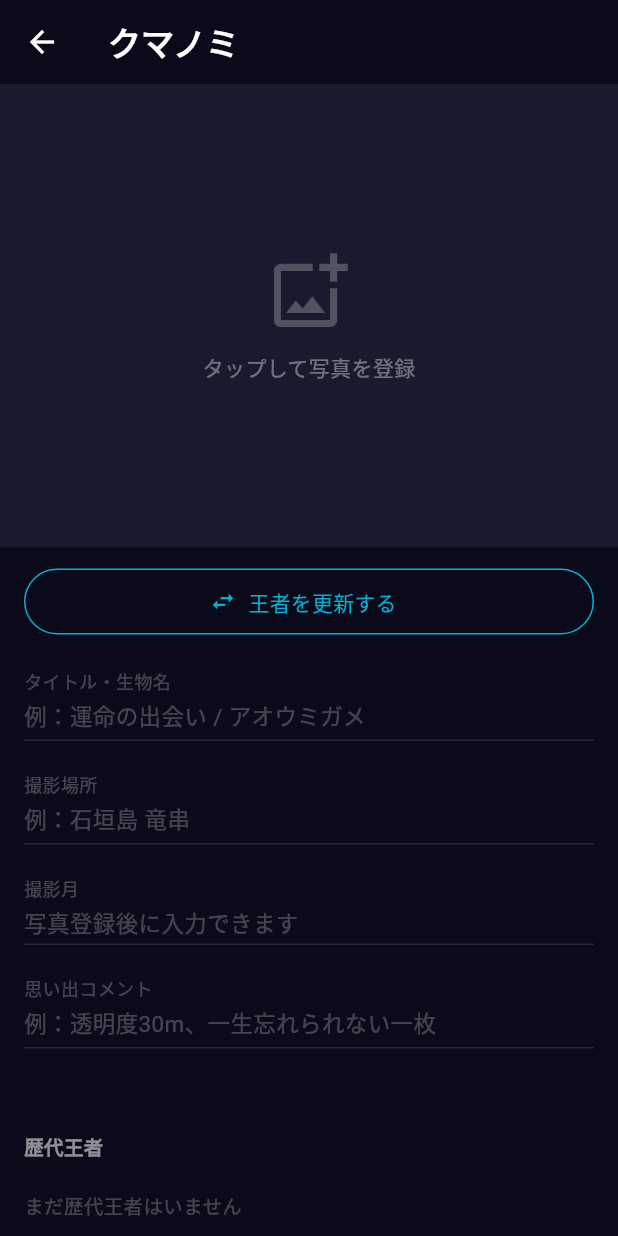
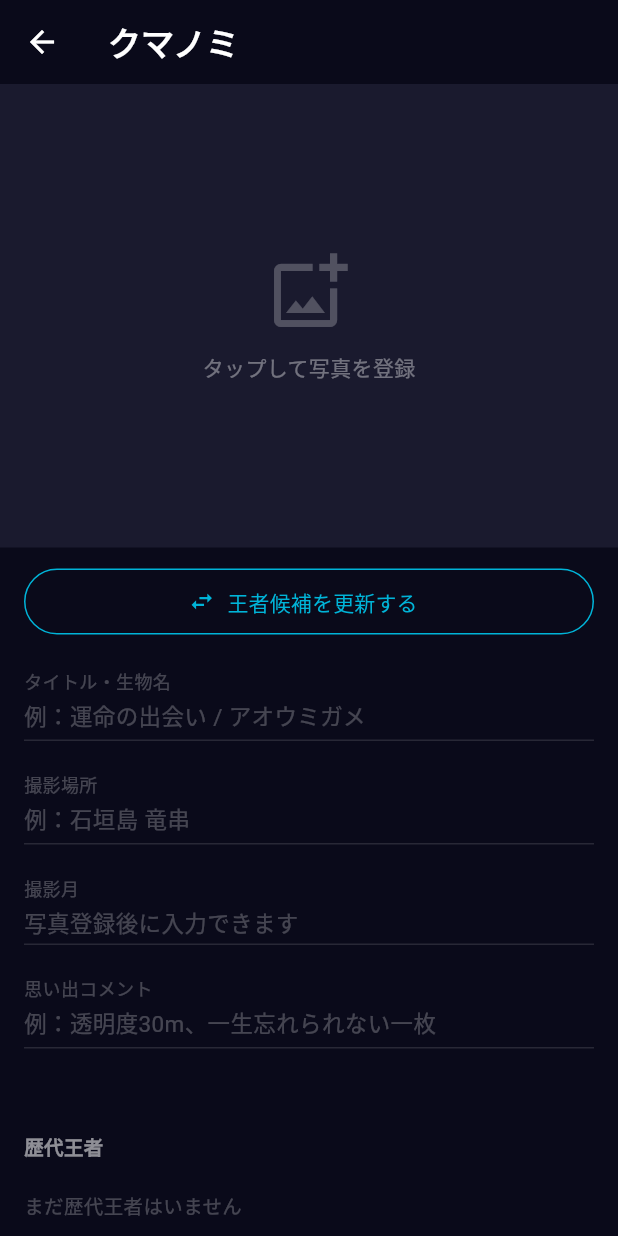
Before and after one commit to sakura9625/my-best-diveshot, a Flutter app: the screen it shows after launch, after a tap on "クマノミ", on a phone screen of 412 x 824 dp. Run offline on Flutter 3.47's test engine with Material 3 defaults, Android fonts, the phone set to English and light mode, and no system bars; our stand-ins replace cloud_firestore, device_info_plus, file_picker, firebase_core, flutter_riverpod, flutter_svg and 1 more; missing offline and left inert: exif; accounts and stored records are empty.

Commit message:
fix: multiple UI improvements and bingo line fix

```diff
--- a/lib/screens/activity/activity_screen.dart
+++ b/lib/screens/activity/activity_screen.dart
@@ -45,17 +45,17 @@ class ActivityScreen extends ConsumerWidget {
 
           _buildSectionTitle('👑 王者ストーリー'),
           const SizedBox(height: 8),
-          ..._buildKingStories(tiles, kingTiles),
+          _buildTwoColumnGrid(_buildKingStories(tiles, kingTiles)),
           const SizedBox(height: 24),
 
           _buildSectionTitle('⚔️ 激戦・記録'),
           const SizedBox(height: 8),
-          ..._buildBattleStats(tiles),
+          _buildTwoColumnGrid(_buildBattleStats(tiles)),
           const SizedBox(height: 24),
 
           _buildSectionTitle('📅 撮影記録'),
           const SizedBox(height: 8),
-          ..._buildShotStats(tiles),
+          _buildTwoColumnGrid(_buildShotStats(tiles)),
           const SizedBox(height: 32),
         ],
       ),
@@ -114,18 +114,20 @@ class ActivityScreen extends ConsumerWidget {
   }
 
   Widget _buildBingoSection(List<int> bingoLines, bool isComplete, Map<String, TileData> tiles) {
-    return Row(
+    return IntrinsicHeight(
+      child: Row(
+        crossAxisAlignment: CrossAxisAlignment.stretch,
         children: [
           Expanded(
             flex: 1,
-          child: AspectRatio(
-            aspectRatio: 1,
             child: Container(
               padding: const EdgeInsets.all(4),
               decoration: BoxDecoration(
                 color: const Color(0xFF1A1A2E),
                 borderRadius: BorderRadius.circular(8),
               ),
+              child: AspectRatio(
+                aspectRatio: 1,
                 child: CustomPaint(
                   painter: _BingoGridPainter(
                     bingoLines: bingoLines,
@@ -173,7 +175,27 @@ class ActivityScreen extends ConsumerWidget {
             ),
           ),
         ],
+      ),
     );
+  }
+
+  Widget _buildTwoColumnGrid(List<Widget> items) {
+    final rows = <Widget>[];
+    for (int i = 0; i < items.length; i += 2) {
+      rows.add(
+        IntrinsicHeight(
+          child: Row(
+            crossAxisAlignment: CrossAxisAlignment.stretch,
+            children: [
+              Expanded(child: items[i]),
+              const SizedBox(width: 8),
+              Expanded(child: i + 1 < items.length ? items[i + 1] : const SizedBox()),
+            ],
+          ),
+        ),
+      );
+    }
+    return Column(children: rows);
   }
 
   List<Widget> _buildKingStories(Map<String, TileData> tiles, List<TileData> kingTiles) {
@@ -492,18 +514,13 @@ class _BingoGridPainter extends CustomPainter {
     final cellW = size.width / 5;
     final cellH = size.height / 5;
 
-    final gridPaint = Paint()
-      ..color = Colors.white12
-      ..strokeWidth = 0.5
-      ..style = PaintingStyle.stroke;
-
-    for (int i = 0; i <= 5; i++) {
-      canvas.drawLine(Offset(i * cellW, 0), Offset(i * cellW, size.height), gridPaint);
-      canvas.drawLine(Offset(0, i * cellH), Offset(size.width, i * cellH), gridPaint);
-    }
+    final bgPaint = Paint()
+      ..color = const Color(0xFF0D0D1F)
+      ..style = PaintingStyle.fill;
+    canvas.drawRect(Rect.fromLTWH(0, 0, size.width, size.height), bgPaint);
 
     final kingPaint = Paint()
-      ..color = const Color(0xFF00B4D8).withOpacity(0.2)
+      ..color = const Color(0xFF00B4D8).withOpacity(0.35)
       ..style = PaintingStyle.fill;
 
     for (int i = 0; i < kThemes.length; i++) {
@@ -518,9 +535,19 @@ class _BingoGridPainter extends CustomPainter {
       }
     }
 
+    final gridPaint = Paint()
+      ..color = Colors.white24
+      ..strokeWidth = 0.8
+      ..style = PaintingStyle.stroke;
+
+    for (int i = 0; i <= 5; i++) {
+      canvas.drawLine(Offset(i * cellW, 0), Offset(i * cellW, size.height), gridPaint);
+      canvas.drawLine(Offset(0, i * cellH), Offset(size.width, i * cellH), gridPaint);
+    }
+
     final linePaint = Paint()
-      ..color = const Color(0xFF00B4D8).withOpacity(0.7)
-      ..strokeWidth = 4
+      ..color = const Color(0xFF00D4FF)
+      ..strokeWidth = 5
       ..strokeCap = StrokeCap.round
       ..style = PaintingStyle.stroke;
 
--- a/lib/screens/detail/detail_screen.dart
+++ b/lib/screens/detail/detail_screen.dart
@@ -235,6 +235,33 @@ class _DetailScreenState extends ConsumerState<DetailScreen> {
           child: Column(
             crossAxisAlignment: CrossAxisAlignment.start,
             children: [
+              if (hasPhoto && tile?.isProvisional == true)
+                Padding(
+                  padding: const EdgeInsets.fromLTRB(16, 12, 16, 0),
+                  child: Column(
+                    crossAxisAlignment: CrossAxisAlignment.start,
+                    children: [
+                      const Text(
+                        '合格点なら王者認定しましょう',
+                        style: TextStyle(color: Colors.white54, fontSize: 12),
+                      ),
+                      const SizedBox(height: 6),
+                      ElevatedButton.icon(
+                        onPressed: () async {
+                          await ref.read(tilesProvider.notifier).crownAsKing(theme.id);
+                        },
+                        icon: const Text('👑', style: TextStyle(fontSize: 16)),
+                        label: const Text('王者に認定する'),
+                        style: ElevatedButton.styleFrom(
+                          backgroundColor: const Color(0xFFFFD700),
+                          foregroundColor: Colors.black,
+                          minimumSize: const Size(double.infinity, 48),
+                        ),
+                      ),
+                      const SizedBox(height: 12),
+                    ],
+                  ),
+                ),
               GestureDetector(
                 onTap: () {
                   if (tile?.isKing == true) {
@@ -274,7 +301,10 @@ class _DetailScreenState extends ConsumerState<DetailScreen> {
                     }
                   },
                   icon: const Icon(Icons.swap_horiz, color: Color(0xFF00B4D8), size: 18),
-                  label: const Text('王者を更新する', style: TextStyle(color: Color(0xFF00B4D8))),
+                  label: Text(
+                    tile?.isKing == true ? '王者を更新する' : '王者候補を更新する',
+                    style: const TextStyle(color: Color(0xFF00B4D8)),
+                  ),
                   style: OutlinedButton.styleFrom(
                     side: const BorderSide(color: Color(0xFF00B4D8)),
                     minimumSize: const Size(double.infinity, 44),
@@ -369,26 +399,6 @@ class _DetailScreenState extends ConsumerState<DetailScreen> {
                           minimumSize: const Size(double.infinity, 36),
                         ),
                         child: const Text('歴代王者を比較する', style: TextStyle(color: Colors.white54, fontSize: 13)),
-                      ),
-                    ],
-                    const SizedBox(height: 20),
-                    if (hasPhoto && tile?.isProvisional == true) ...[
-                      const Text(
-                        '合格点なら王者認定しましょう',
-                        style: TextStyle(color: Colors.white54, fontSize: 12),
-                      ),
-                      const SizedBox(height: 8),
-                      ElevatedButton.icon(
-                        onPressed: () async {
-                          await ref.read(tilesProvider.notifier).crownAsKing(theme.id);
-                        },
-                        icon: const Text('👑', style: TextStyle(fontSize: 16)),
-                        label: const Text('王者に認定する'),
-                        style: ElevatedButton.styleFrom(
-                          backgroundColor: const Color(0xFFFFD700),
-                          foregroundColor: Colors.black,
-                          minimumSize: const Size(double.infinity, 48),
-                        ),
                       ),
                     ],
                     const SizedBox(height: 32),
--- a/lib/screens/home/home_screen.dart
+++ b/lib/screens/home/home_screen.dart
@@ -182,7 +182,7 @@ class _HomeScreenState extends ConsumerState<HomeScreen> {
                         );
                       },
                     ),
-                    if (completedLines.isNotEmpty)
+                    if (completedLines.isNotEmpty && !_showBingo)
                       IgnorePointer(
                         child: CustomPaint(
                           size: Size.infinite,
@@ -201,7 +201,10 @@ class _HomeScreenState extends ConsumerState<HomeScreen> {
           if (_showBingo)
             BingoOverlay(
               newBingoLines: _newBingoLines,
-              onComplete: () => setState(() => _showBingo = false),
+              onComplete: () => setState(() {
+                _showBingo = false;
+                _newBingoLines = [];
+              }),
             ),
         ],
       ),
```
Also changed, not shown: lib/screens/ranking/ranking_screen.dart (+8 -8 lines). Lines whose indentation alone changed are shown as unchanged.
